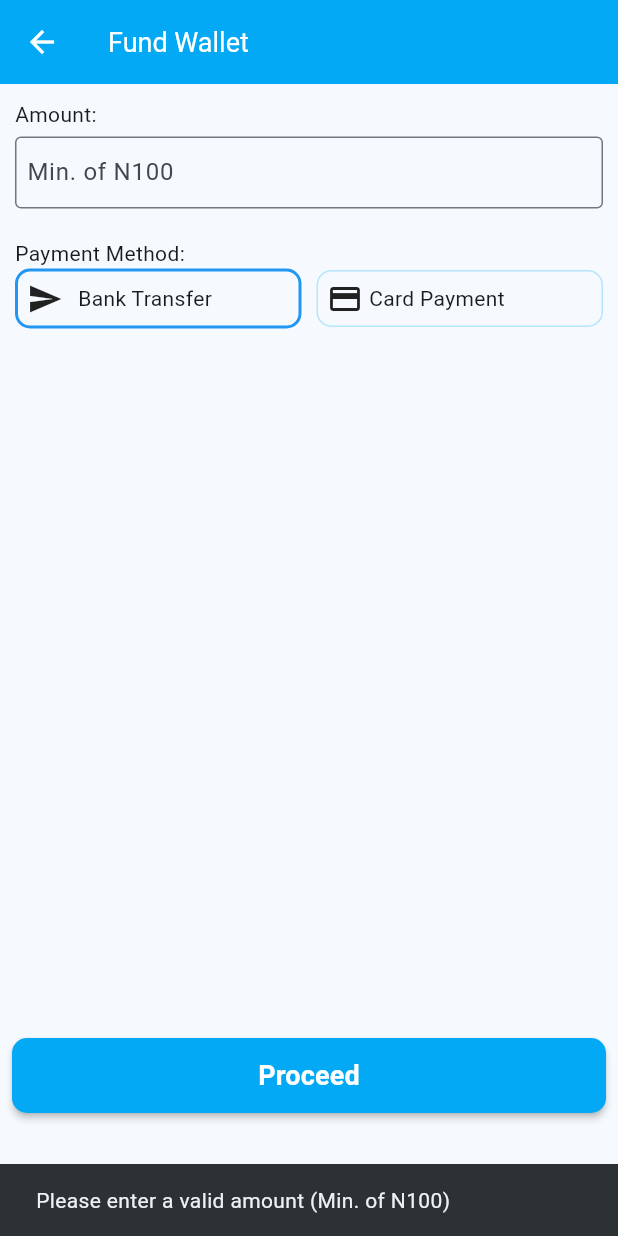
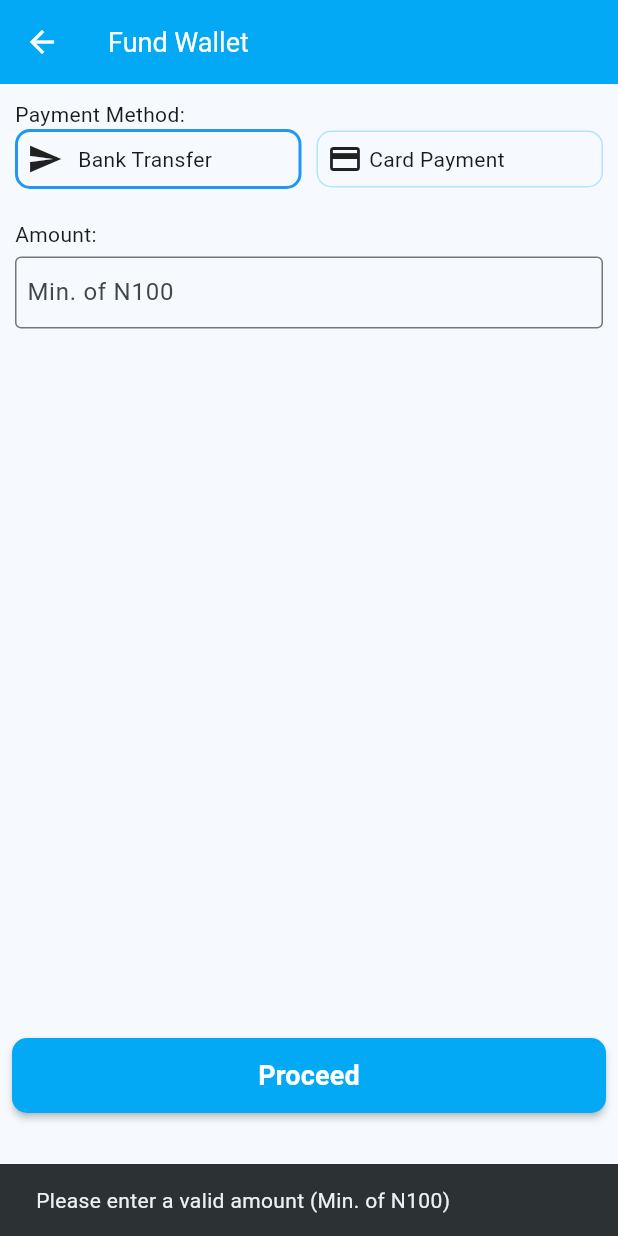
Before and after one commit to Ismail-muhammad123/A-star-data-app, a Flutter app: the FundWalletFormPage screen opened by its route, after a tap on "Proceed", on a phone screen of 412 x 824 dp. Run offline on Flutter 3.47's test engine with Material 3 defaults, Android fonts, the phone set to English and light mode, and no system bars; our stand-ins replace dio, go_router, permission_handler, shared_preferences, webview_flutter; accounts and stored records are empty.

Commit message:
transfer payment

```diff
--- a/lib/features/wallet/views/pages/fund_wallet_page.dart
+++ b/lib/features/wallet/views/pages/fund_wallet_page.dart
@@ -1,4 +1,5 @@
 import 'package:app/features/auth/providers/auth_provider.dart';
+import 'package:app/features/profile/providers/profile_provider.dart';
 import 'package:app/features/wallet/data/repository/wallet_repo.dart';
 import 'package:app/features/wallet/views/widgets/transfer_deposit_account_info_card.dart';
 import 'package:flutter/material.dart';
@@ -222,6 +223,7 @@ class _FundWalletFormPageState extends State<FundWalletFormPage> {
 
   @override
   Widget build(BuildContext context) {
+    var profileRef = context.watch<ProfileProvider>().profile;
     return Scaffold(
       appBar: AppBar(
         leading: BackButton(
@@ -244,7 +246,7 @@ class _FundWalletFormPageState extends State<FundWalletFormPage> {
           onPressed:
               _isLoading
                   ? null
-                  : paymentMethod == "card"
+                  : profileRef?.tier == 2 || paymentMethod == "card"
                   ? _initCardPayment
                   : paymentInfo == null
                   ? _getPaymentInfo
@@ -273,33 +275,10 @@ class _FundWalletFormPageState extends State<FundWalletFormPage> {
         child: Column(
           crossAxisAlignment: CrossAxisAlignment.start,
           children: [
-            Text("Amount:"),
-            SizedBox(height: 5.0),
-            TextFormField(
-              controller: _amountController,
-              keyboardType: TextInputType.number,
-              enabled: !_isLoading,
-              inputFormatters: [FilteringTextInputFormatter.digitsOnly],
-              validator:
-                  (value) =>
-                      value == null || value.isEmpty
-                          ? 'Please enter an amount'
-                          : double.tryParse(value) == null
-                          ? 'Please enter a valid number'
-                          : double.tryParse(value) == null ||
-                              double.parse(value) < 100
-                          ? 'Amount must be at least N100'
-                          : null,
-              enableSuggestions: true,
-              decoration: InputDecoration(
-                border: OutlineInputBorder(),
-                hintText: "Min. of N100",
-                contentPadding: EdgeInsets.symmetric(horizontal: 4.0),
-              ),
-            ),
-            SizedBox(height: 20),
-            Text("Payment Method:"),
-            Row(
+            profileRef?.tier == 2 ? SizedBox() : Text("Payment Method:"),
+            profileRef?.tier == 2
+                ? SizedBox()
+                : Row(
                   mainAxisAlignment: MainAxisAlignment.spaceBetween,
                   children: [
                     Flexible(
@@ -367,6 +346,32 @@ class _FundWalletFormPageState extends State<FundWalletFormPage> {
                 ),
 
             SizedBox(height: 20),
+            Text("Amount:"),
+            SizedBox(height: 5.0),
+            TextFormField(
+              controller: _amountController,
+              keyboardType: TextInputType.number,
+              enabled: !_isLoading,
+              inputFormatters: [FilteringTextInputFormatter.digitsOnly],
+              validator:
+                  (value) =>
+                      value == null || value.isEmpty
+                          ? 'Please enter an amount'
+                          : double.tryParse(value) == null
+                          ? 'Please enter a valid number'
+                          : double.tryParse(value) == null ||
+                              double.parse(value) < 100
+                          ? 'Amount must be at least N100'
+                          : null,
+              enableSuggestions: true,
+              decoration: InputDecoration(
+                border: OutlineInputBorder(),
+                hintText: "Min. of N100",
+                contentPadding: EdgeInsets.symmetric(horizontal: 4.0),
+              ),
+            ),
+
+            SizedBox(height: 20),
             paymentInfo == null
                 ? SizedBox()
                 : TransferDepositAccountInfoCard(
```
Also changed, not shown: lib/features/orders/views/pages/orders_tab.dart (+4 -3 lines), lib/features/wallet/data/repository/wallet_repo.dart (+1 -24 lines), lib/features/wallet/views/pages/wallet.dart (+91 -1 lines), lib/features/wallet/views/widgets/transfer_deposit_account_info_card.dart (+10 -6 lines). Lines whose indentation alone changed are shown as unchanged.
